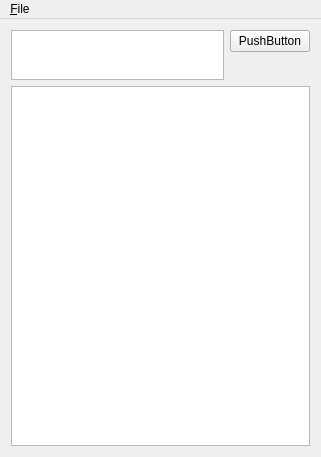
Before: the Qt Designer form mainwindow.ui in brik/facebrick, drawn with Qt 5.
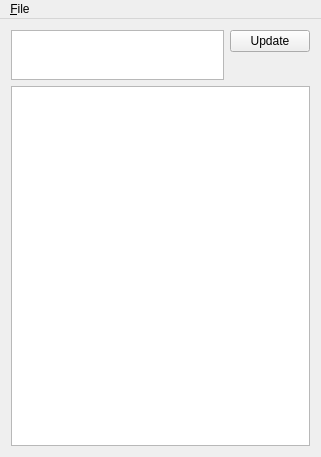
After: the same form once the commit is applied.

Commit message: Some UI updates and the beginnings of code for status updates.

The edit to the form file:
```diff
--- a/mainwindow.ui
+++ b/mainwindow.ui
@@ -42,7 +42,7 @@
         <item>
          <widget class="QPushButton" name="pushButton">
           <property name="text">
-           <string>PushButton</string>
+           <string>Update</string>
           </property>
          </widget>
         </item>
```
Left out of the diff: 4 changed lines with no effect on the pictures. The commit also changes 2 other files.
